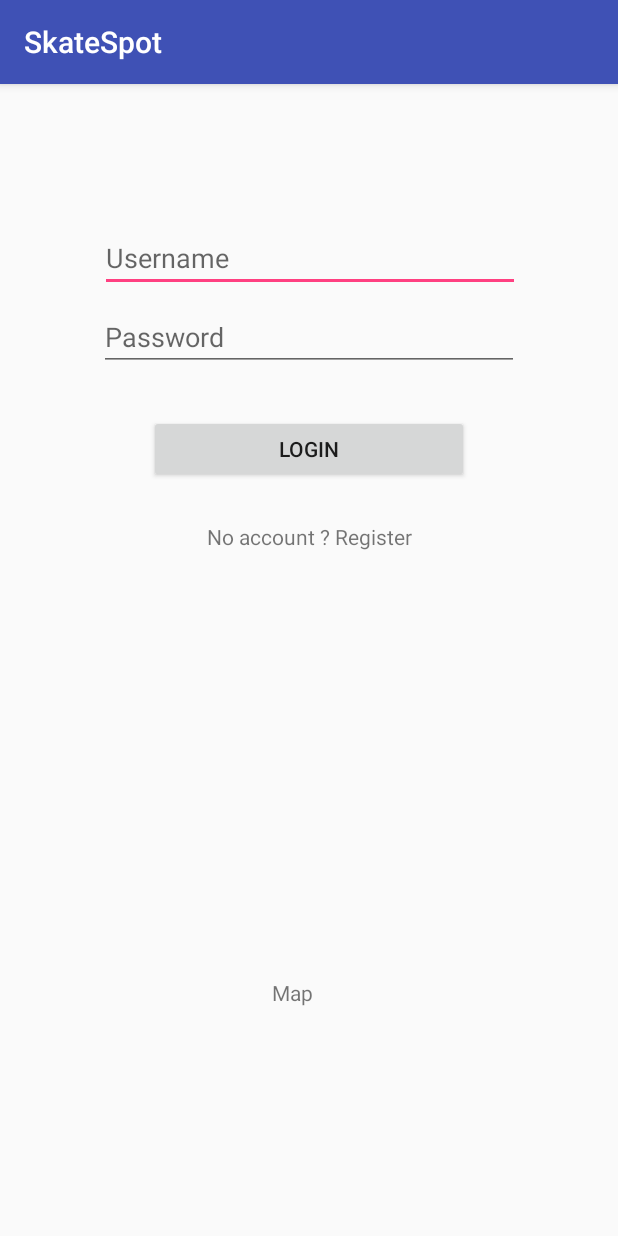
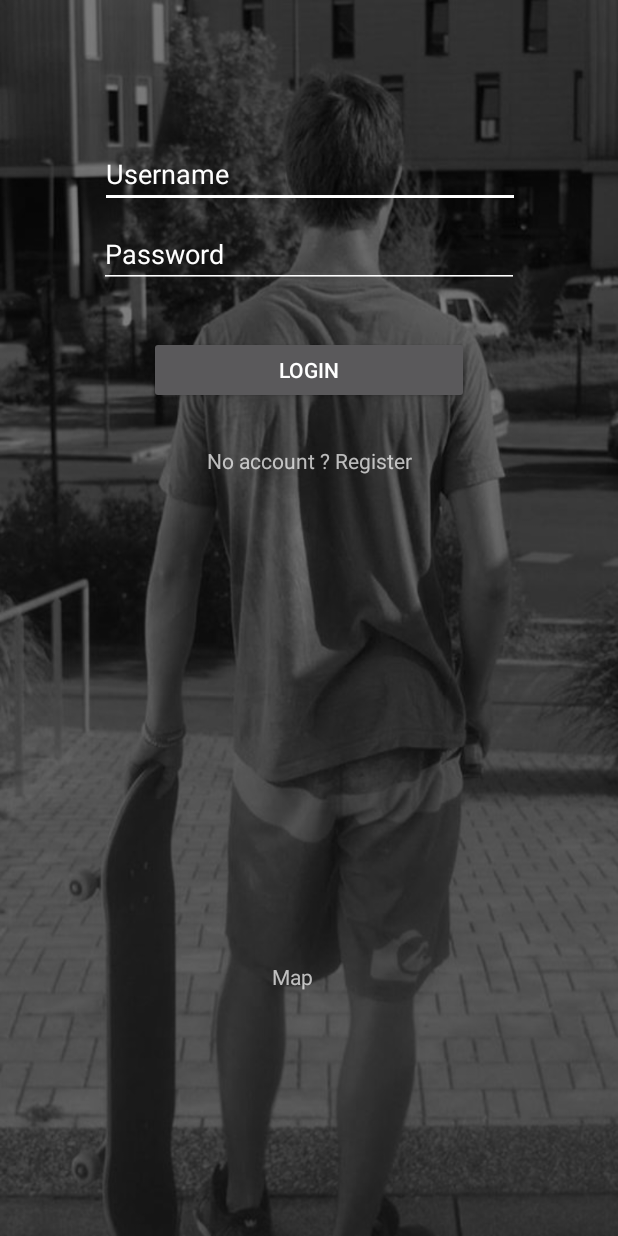
Before and after one commit to MoanaBoi/SkateSpot, an Android app: the screen it shows after launch (LoginActivity), on a phone screen of 412 x 824 dp. Run offline under Robolectric (Android 15) with nearby library versions, the phone set to English and light mode, and no system bars; our stand-ins replace Volley.

Commit message:
Login style done

```diff
--- a/app/src/main/AndroidManifest.xml
+++ b/app/src/main/AndroidManifest.xml
@@ -12,7 +12,7 @@
 
     <application
         android:allowBackup="true"
-        android:icon="@mipmap/ic_launcher"
+        android:icon="@mipmap/dz"
         android:label="@string/app_name"
         android:roundIcon="@mipmap/ic_launcher_round"
         android:supportsRtl="true"
--- a/app/src/main/res/layout/activity_login.xml
+++ b/app/src/main/res/layout/activity_login.xml
@@ -4,6 +4,7 @@
     xmlns:tools="http://schemas.android.com/tools"
     android:layout_width="match_parent"
     android:layout_height="match_parent"
+    android:background="@drawable/background_login"
     tools:context="com.dumbaz.skatespot.LoginActivity">
 
     <EditText
@@ -14,8 +15,10 @@
         android:layout_marginRight="8dp"
         android:layout_marginTop="99dp"
         android:ems="10"
-        android:hint="Username"
+        android:hint="@string/username"
         android:inputType="textPersonName"
+        android:textColor="@color/common_google_signin_btn_text_dark_default"
+        android:maxLines="1"
         app:layout_constraintHorizontal_bias="0.503"
         app:layout_constraintLeft_toLeftOf="parent"
         app:layout_constraintRight_toRightOf="parent"
@@ -30,8 +33,9 @@
         android:layout_marginRight="8dp"
         android:layout_marginTop="8dp"
         android:ems="10"
-        android:hint="Password"
+        android:hint="@string/passwordloginactivity"
         android:inputType="textPassword"
+        android:textColor="@color/common_google_signin_btn_text_dark_default"
         app:layout_constraintBottom_toBottomOf="parent"
         app:layout_constraintLeft_toLeftOf="parent"
         app:layout_constraintRight_toRightOf="parent"
@@ -46,7 +50,7 @@
         android:layout_marginLeft="8dp"
         android:layout_marginRight="8dp"
         android:layout_marginTop="8dp"
-        android:text="Login"
+        android:text="@string/login"
         app:layout_constraintBottom_toBottomOf="parent"
         app:layout_constraintLeft_toLeftOf="parent"
         app:layout_constraintRight_toRightOf="parent"
@@ -57,7 +61,7 @@
         android:id="@+id/LinkRegister"
         android:layout_width="wrap_content"
         android:layout_height="wrap_content"
-        android:text="No account ? Register"
+        android:text="@string/no_account_register"
         android:layout_marginLeft="8dp"
         app:layout_constraintLeft_toLeftOf="parent"
         android:layout_marginRight="8dp"
@@ -72,7 +76,7 @@
         android:id="@+id/etMap"
         android:layout_width="wrap_content"
         android:layout_height="wrap_content"
-        android:text="Map"
+        android:text="@string/map"
         android:layout_marginRight="8dp"
         app:layout_constraintRight_toRightOf="parent"
         android:layout_marginLeft="8dp"
--- a/app/src/main/res/values/colors.xml
+++ b/app/src/main/res/values/colors.xml
@@ -1,6 +1,6 @@
 <?xml version="1.0" encoding="utf-8"?>
 <resources>
     <color name="colorPrimary">#3F51B5</color>
-    <color name="colorPrimaryDark">#303F9F</color>
+    <color name="colorPrimaryDark">#303f9f</color>
     <color name="colorAccent">#FF4081</color>
 </resources>
--- a/app/src/main/res/values/strings.xml
+++ b/app/src/main/res/values/strings.xml
@@ -6,4 +6,8 @@
     <string name="password">Password</string>
     <string name="register">REGISTER</string>
     <string name="username">Username</string>
+    <string name="login">Login</string>
+    <string name="map">Map</string>
+    <string name="no_account_register">No account ? Register</string>
+    <string name="passwordloginactivity">Password</string>
 </resources>
--- a/app/src/main/res/values/styles.xml
+++ b/app/src/main/res/values/styles.xml
@@ -1,11 +1,17 @@
 <resources>
 
     <!-- Base application theme. -->
-    <style name="AppTheme" parent="Theme.AppCompat.Light.DarkActionBar">
+    <style name="AppTheme" parent="Theme.AppCompat.NoActionBar">
         <!-- Customize your theme here. -->
         <item name="colorPrimary">@color/colorPrimary</item>
         <item name="colorPrimaryDark">@color/colorPrimaryDark</item>
-        <item name="colorAccent">@color/colorAccent</item>
+        <item name="colorAccent">@color/common_google_signin_btn_text_dark_default</item>
+        <item name="android:textColorHint">@color/common_google_signin_btn_text_dark_default</item>
+        <item name="android:navigationBarColor">@color/common_google_signin_btn_text_dark_focused</item>
+        <item name="android:textColorPrimary">@color/common_google_signin_btn_text_dark</item>
+        <item name="android:textColorPrimaryInverse">@android:color/background_light</item>
+        <item name="android:statusBarColor">?android:attr/colorBackground</item>
+        <item name="android:textColorSecondary">@color/common_google_signin_btn_text_dark</item>
     </style>
 
 </resources>
```
Also changed, not shown: app/src/main/res/drawable/background_login.png (added), app/src/main/res/mipmap-hdpi/dz.png (added), app/src/main/res/mipmap-mdpi/dz.png (added), app/src/main/res/mipmap-xhdpi/dz.png (added), app/src/main/res/mipmap-xxhdpi/dz.png (added), app/src/main/res/mipmap-xxxhdpi/dz.png (added).
